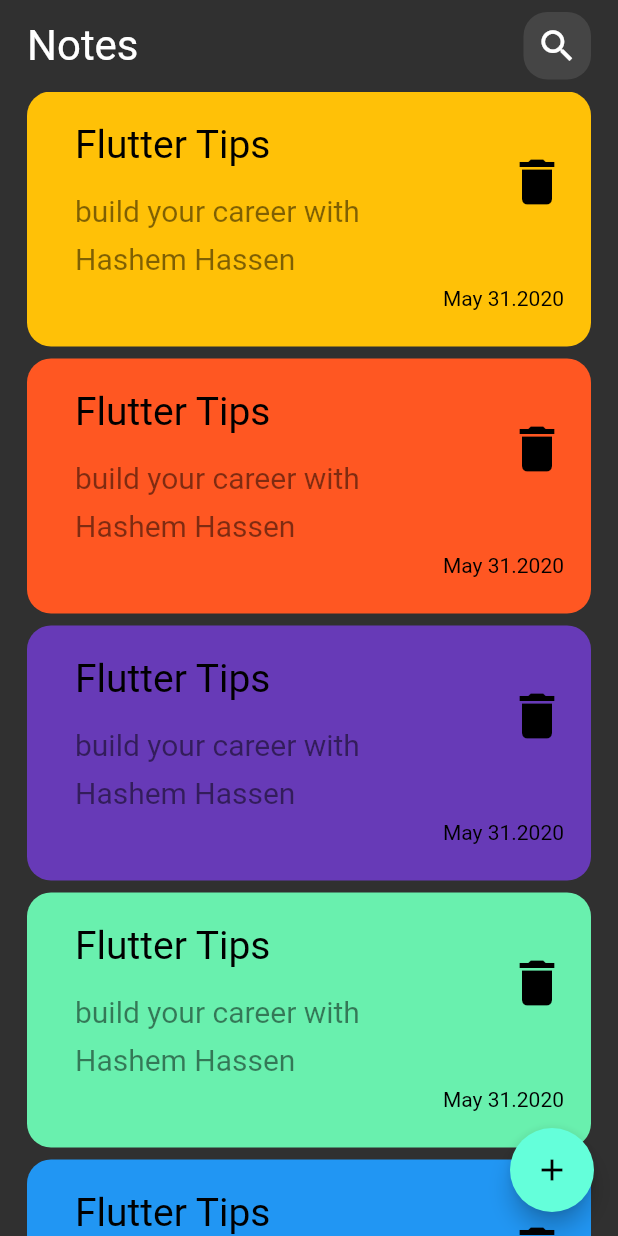
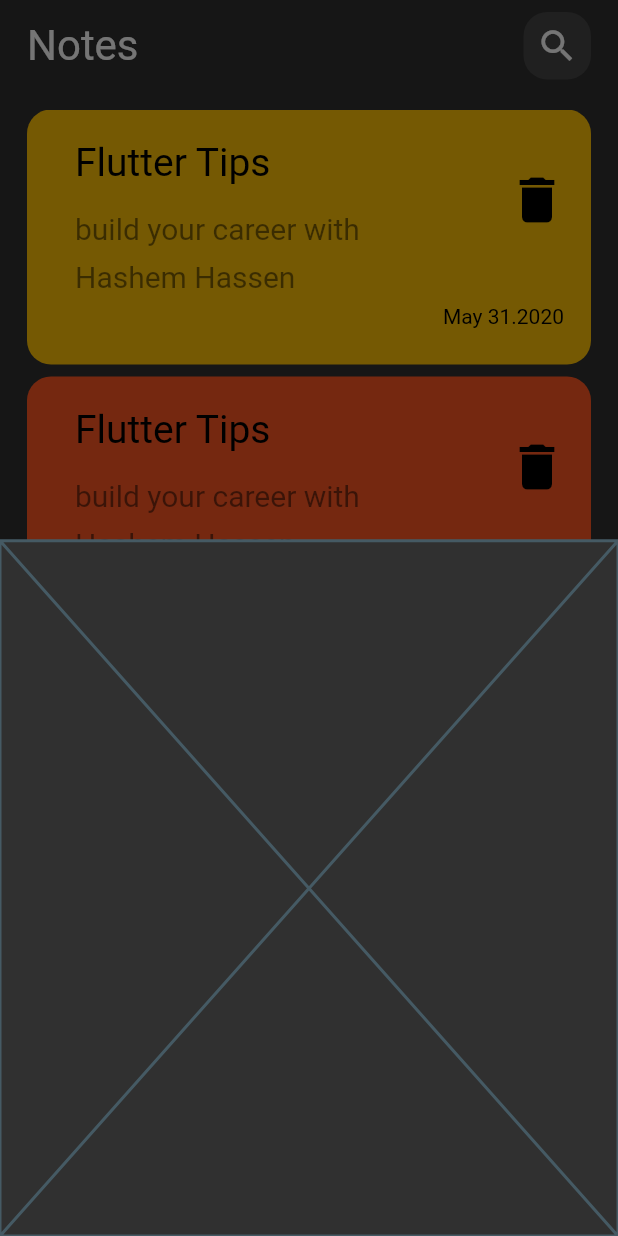
Before and after one commit to hashem2770/note-app, a Flutter app: the screen it shows after launch, after a tap on the "add" icon, on a phone screen of 412 x 824 dp. Run offline on Flutter 3.47's test engine with Material 2 defaults, Android fonts, the phone set to English and light mode, and no system bars.

```diff
--- a/lib/views/notes_view.dart
+++ b/lib/views/notes_view.dart
@@ -1,4 +1,5 @@
 import 'package:flutter/material.dart';
+import 'package:note_app/views/widgets/add_note_bottom_sheet.dart';
 
 import 'widgets/notes_view_body.dart';
 
@@ -10,7 +11,11 @@ class NotesView extends StatelessWidget {
     return Scaffold(
       body: const NotesViewBody(),
       floatingActionButton: FloatingActionButton(
-        onPressed: () {},
+        onPressed: () {
+          showModalBottomSheet(context: context, builder: (context) {
+            return const AddNoteBottomSheet();
+          },);
+        },
         child: const Icon(Icons.add),
       ),
     );
--- /dev/null
+++ b/lib/views/widgets/add_note_bottom_sheet.dart
@@ -0,0 +1,10 @@
+import 'package:flutter/material.dart';
+
+class AddNoteBottomSheet extends StatelessWidget {
+  const AddNoteBottomSheet({Key? key}) : super(key: key);
+
+  @override
+  Widget build(BuildContext context) {
+    return const Placeholder();
+  }
+}
--- a/lib/views/widgets/notes_list_view.dart
+++ b/lib/views/widgets/notes_list_view.dart
@@ -15,7 +15,10 @@ class NotesListView extends StatelessWidget {
 
   @override
   Widget build(BuildContext context) {
-    return ListView.separated(
+    return Padding(
+      padding: const EdgeInsets.symmetric(vertical: 12.0),
+      child: ListView.separated(
+        padding: EdgeInsets.zero,
         separatorBuilder: (context,i)=>const SizedBox(height: 8,),
         itemBuilder: (context, index) {
           return  NoteItem(
@@ -23,6 +26,7 @@ class NotesListView extends StatelessWidget {
               subTitle: 'build your career with Hashem Hassen',
           color: colors[index],
           );
-      }, itemCount: 5,);
+        }, itemCount: 5,),
+    );
   }
 }
```
Lines whose indentation alone changed are shown as unchanged.
